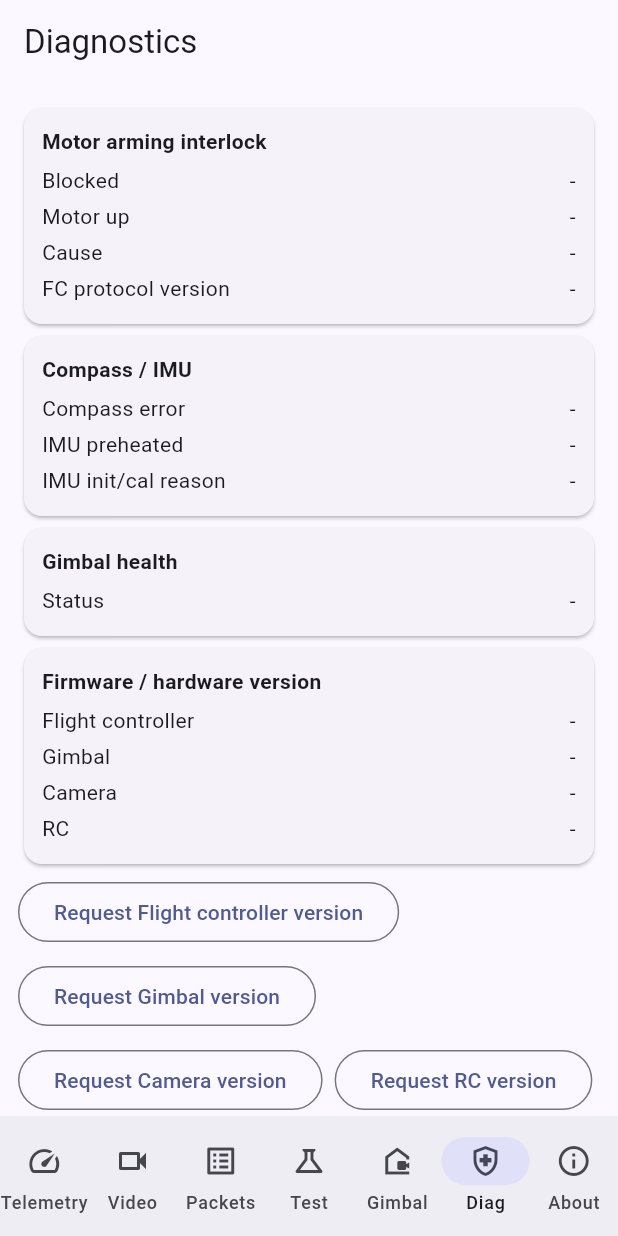
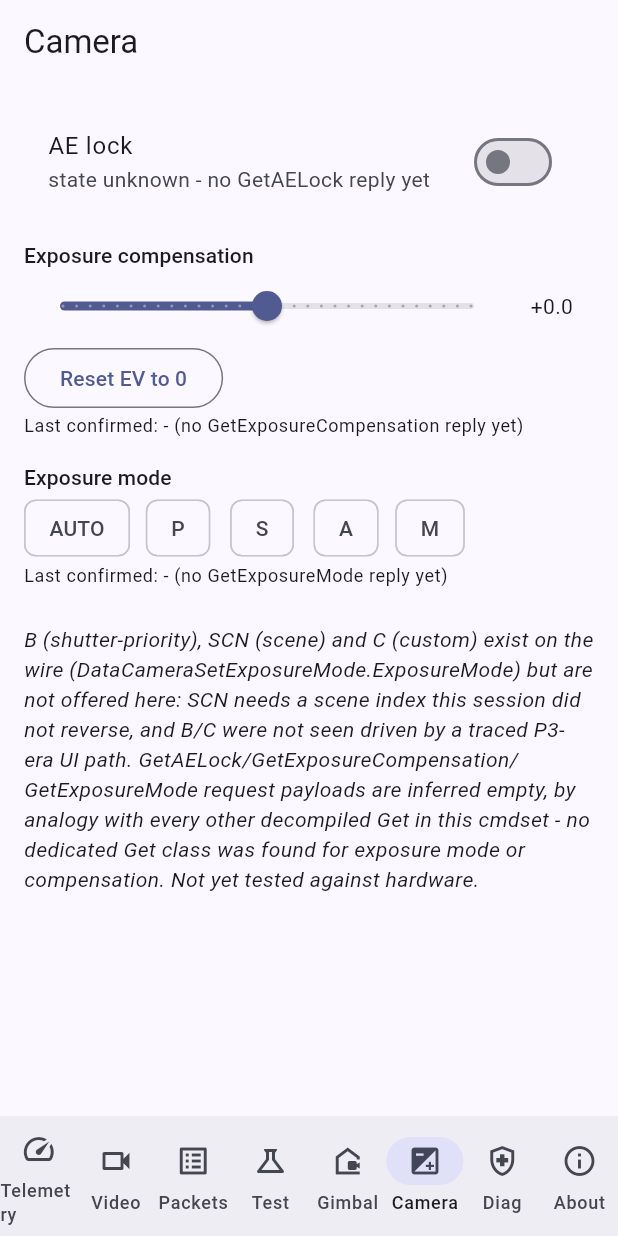
Before and after one commit to awto-au/awto-dji, a Flutter app: the screen it shows after launch, item 6 of the bottom bar chosen, on a phone screen of 412 x 824 dp. Run offline on Flutter 3.47's test engine with Material 3 defaults, Android fonts, the phone set to English and light mode, and no system bars; project files that could hold a hidden picture were left out.

Commit message:
dart(app): Camera screen - AE lock toggle, EV slider, exposure mode chips
New Camera tab in HomeShell: AE-lock switch, EV compensation slider
(-5.0..+5.0 in 1/3-EV steps, matching the real app's DataCameraSetEV range),
and exposure-mode chips (AUTO/P/S/A/M). Every Set is followed by its matching
Get so LinkSession can confirm it took effect from the decoded reply, same
pattern as the existing gimbal/diagnostics screens - no fire-and-forget.

LinkSession now tracks latestAeLock/latestExposureCompensation/
latestExposureMode from any matching CAMERA-cmdset reply, decoded via the
package:duml camera_exposure.dart added earlier.

Not yet tested against real hardware.

Co-Authored-By: Claude Sonnet 5 <noreply@anthropic.com>

```diff
--- a/app/awto_dji_app/lib/link/link_session.dart
+++ b/app/awto_dji_app/lib/link/link_session.dart
@@ -76,6 +76,13 @@ class LinkSession extends ChangeNotifier {
   final Map<int, CommonVersion> latestVersions = {};
   LinkState linkState = LinkState.disconnected;
 
+  /// Most recent decoded `GetAELock`/`GetExposureCompensation`/`GetExposureMode`
+  /// replies (camera cmdset 0x02) - see `link/camera_commands.dart` and `package:
+  /// duml`'s `camera_exposure.dart` for the request builders and decoders.
+  CameraAeLock? latestAeLock;
+  CameraExposureCompensation? latestExposureCompensation;
+  CameraExposureModeState? latestExposureMode;
+
   Stream<DumlPacket> get packets => _packets.stream;
   Stream<OsdGeneral> get telemetry => _telemetry.stream;
   Stream<PacketLogEntry> get entries => _entries.stream;
@@ -153,6 +160,12 @@ class LinkSession extends ChangeNotifier {
       if (version != null) {
         latestVersions[p.senderType] = version;
       }
+      final aeLock = CameraAeLock.fromPacket(p);
+      if (aeLock != null) latestAeLock = aeLock;
+      final exposureCompensation = CameraExposureCompensation.fromPacket(p);
+      if (exposureCompensation != null) latestExposureCompensation = exposureCompensation;
+      final exposureMode = CameraExposureModeState.fromPacket(p);
+      if (exposureMode != null) latestExposureMode = exposureMode;
     }
     if (gotPacket && prev != null) {
       _gaps.add((now, now.difference(prev).inMilliseconds));
--- /dev/null
+++ b/app/awto_dji_app/lib/ui/camera_screen.dart
@@ -0,0 +1,162 @@
+import 'dart:typed_data';
+
+import 'package:duml/duml.dart';
+import 'package:flutter/material.dart';
+
+import '../link/camera_commands.dart';
+import '../link/link_session.dart';
+
+/// Camera exposure control: AE lock toggle + EV compensation slider + exposure
+/// mode selector (cmdset 0x02 "CAMERA"). Real payload layouts and UI call sites
+/// this was reversed from: `link/camera_commands.dart`. Not yet tested against
+/// hardware.
+class CameraScreen extends StatefulWidget {
+  const CameraScreen({super.key, required this.session});
+  final LinkSession session;
+
+  @override
+  State<CameraScreen> createState() => _CameraScreenState();
+}
+
+class _CameraScreenState extends State<CameraScreen> {
+  final _camera = CameraCommands(0x6c00);
+  String? _lastAction;
+  double? _pendingEv; // while the slider is being dragged, before it's sent
+
+  Future<void> _send(Uint8List frame, String label, {Uint8List? andThen}) async {
+    try {
+      await widget.session.transport.write(frame);
+      if (andThen != null) await widget.session.transport.write(andThen);
+      setState(() => _lastAction = '$label: sent');
+    } on Object catch (e) {
+      setState(() => _lastAction = '$label: send failed ($e)');
+    }
+  }
+
+  void _toggleAeLock(bool next) =>
+      _send(_camera.setAeLock(next), 'SetAELock($next)', andThen: _camera.getAeLock());
+
+  void _setEv(double ev) => _send(
+        _camera.setExposureCompensation(ev),
+        'SetExposureCompensation(${ev.toStringAsFixed(1)})',
+        andThen: _camera.getExposureCompensation(),
+      );
+
+  void _setMode(CameraExposureMode mode) => _send(
+        _camera.setExposureMode(mode),
+        'SetExposureMode(${mode.name})',
+        andThen: _camera.getExposureMode(),
+      );
+
+  @override
+  Widget build(BuildContext context) {
+    return ListenableBuilder(
+      listenable: widget.session,
+      builder: (context, _) {
+        final aeLock = widget.session.latestAeLock;
+        final evState = widget.session.latestExposureCompensation;
+        final modeState = widget.session.latestExposureMode;
+        final sliderValue = (_pendingEv ?? evState?.ev ?? 0.0).clamp(-5.0, 5.0);
+
+        return ListView(
+          padding: const EdgeInsets.all(16),
+          children: [
+            SwitchListTile(
+              title: const Text('AE lock'),
+              subtitle: Text(aeLock == null
+                  ? 'state unknown - no GetAELock reply yet'
+                  : aeLock.locked
+                      ? 'locked'
+                      : 'unlocked'),
+              value: aeLock?.locked ?? false,
+              onChanged: _toggleAeLock,
+            ),
+            const SizedBox(height: 16),
+            Text('Exposure compensation', style: Theme.of(context).textTheme.labelLarge),
+            Row(
+              children: [
+                Expanded(
+                  child: Slider(
+                    min: -5.0,
+                    max: 5.0,
+                    // 31 raw steps (1..31), 1/3 EV apart - DataCameraSetEV's real range.
+                    divisions: 30,
+                    value: sliderValue,
+                    label: '${sliderValue >= 0 ? '+' : ''}${sliderValue.toStringAsFixed(1)} EV',
+                    onChanged: (v) => setState(() => _pendingEv = v),
+                    onChangeEnd: (v) {
+                      setState(() => _pendingEv = null);
+                      _setEv(v);
+                    },
+                  ),
+                ),
+                SizedBox(
+                  width: 56,
+                  child: Text(
+                    '${sliderValue >= 0 ? '+' : ''}${sliderValue.toStringAsFixed(1)}',
+                    textAlign: TextAlign.center,
+                  ),
+                ),
+              ],
+            ),
+            Align(
+              alignment: Alignment.centerLeft,
+              child: OutlinedButton(
+                onPressed: () => _setEv(0.0),
+                child: const Text('Reset EV to 0'),
+              ),
+            ),
+            Text(
+              evState == null
+                  ? 'Last confirmed: - (no GetExposureCompensation reply yet)'
+                  : 'Last confirmed: ${evState.ev >= 0 ? '+' : ''}${evState.ev.toStringAsFixed(1)} EV',
+              style: Theme.of(context).textTheme.bodySmall,
+            ),
+            const SizedBox(height: 16),
+            Text('Exposure mode', style: Theme.of(context).textTheme.labelLarge),
+            Wrap(
+              spacing: 8,
+              runSpacing: 8,
+              children: [
+                for (final mode in const [
+                  CameraExposureMode.auto,
+                  CameraExposureMode.p,
+                  CameraExposureMode.s,
+                  CameraExposureMode.a,
+                  CameraExposureMode.m,
+                ])
+                  ChoiceChip(
+                    label: Text(mode.name.toUpperCase()),
+                    selected: modeState?.mode == mode,
+                    onSelected: (_) => _setMode(mode),
+                  ),
+              ],
+            ),
+            Text(
+              modeState == null
+                  ? 'Last confirmed: - (no GetExposureMode reply yet)'
+                  : 'Last confirmed: ${modeState.mode.name.toUpperCase()}',
+              style: Theme.of(context).textTheme.bodySmall,
+            ),
+            const SizedBox(height: 16),
+            if (_lastAction != null)
+              Text(_lastAction!, style: Theme.of(context).textTheme.bodySmall),
+            const Padding(
+              padding: EdgeInsets.symmetric(vertical: 8),
+              child: Text(
+                'B (shutter-priority), SCN (scene) and C (custom) exist on the wire '
+                '(DataCameraSetExposureMode.ExposureMode) but are not offered here: SCN '
+                'needs a scene index this session did not reverse, and B/C were not seen '
+                'driven by a traced P3-era UI path. GetAELock/GetExposureCompensation/'
+                'GetExposureMode request payloads are inferred empty, by analogy with '
+                'every other decompiled Get in this cmdset - no dedicated Get class was '
+                'found for exposure mode or compensation. Not yet tested against hardware.',
+                style: TextStyle(fontStyle: FontStyle.italic),
+              ),
+            ),
+          ],
+        );
+      },
+    );
+  }
+}
--- a/app/awto_dji_app/lib/ui/home_shell.dart
+++ b/app/awto_dji_app/lib/ui/home_shell.dart
@@ -5,6 +5,7 @@ import '../safety/safety_gate.dart';
 import '../safety/sample_zones.dart';
 import '../video/video_decoder.dart';
 import 'about_screen.dart';
+import 'camera_screen.dart';
 import 'command_test_screen.dart';
 import 'diagnostics_screen.dart';
 import 'gimbal_screen.dart';
@@ -34,6 +35,7 @@ class _HomeShellState extends State<HomeShell> {
       PacketLogScreen(session: widget.session),
       CommandTestScreen(session: widget.session),
       GimbalScreen(session: widget.session),
+      CameraScreen(session: widget.session),
       DiagnosticsScreen(session: widget.session),
       AboutScreen(session: widget.session),
     ];
@@ -45,6 +47,7 @@ class _HomeShellState extends State<HomeShell> {
           'Packet log',
           'Command test',
           'Gimbal',
+          'Camera',
           'Diagnostics',
           'About'
         ][_index]),
@@ -59,6 +62,7 @@ class _HomeShellState extends State<HomeShell> {
           NavigationDestination(icon: Icon(Icons.list_alt), label: 'Packets'),
           NavigationDestination(icon: Icon(Icons.science_outlined), label: 'Test'),
           NavigationDestination(icon: Icon(Icons.camera_outdoor_outlined), label: 'Gimbal'),
+          NavigationDestination(icon: Icon(Icons.exposure), label: 'Camera'),
           NavigationDestination(icon: Icon(Icons.health_and_safety_outlined), label: 'Diag'),
           NavigationDestination(icon: Icon(Icons.info_outline), label: 'About'),
         ],
```
Also changed, not shown: 1 other file.
